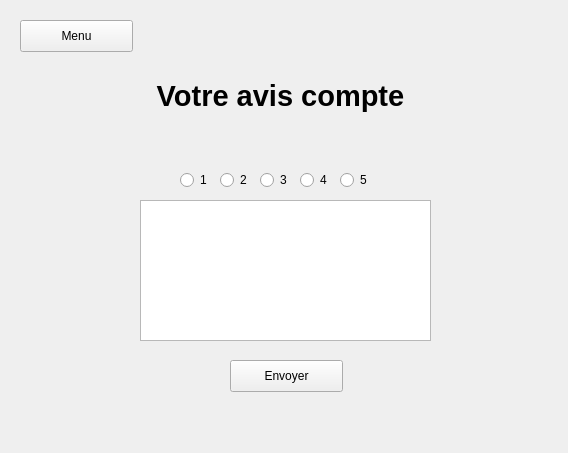
Old version of the form fenetreavis.ui in the repository TitiCrou/TAC.
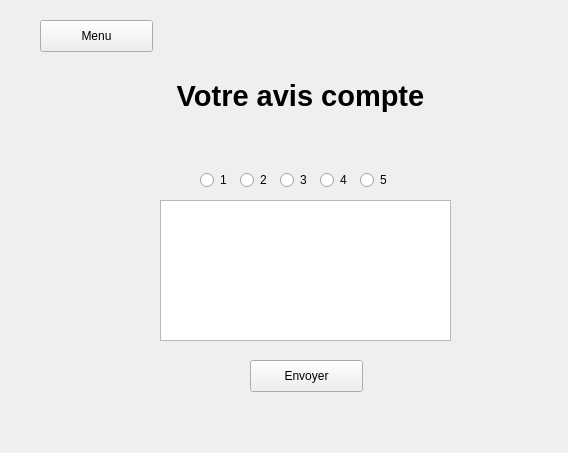
New version of the form.

Diff of the .ui file:
```diff
--- a/fenetreavis.ui
+++ b/fenetreavis.ui
@@ -16,9 +16,9 @@
   <widget class="QWidget" name="centralWidget" native="true">
    <property name="geometry">
     <rect>
-     <x>10</x>
+     <x>30</x>
      <y>10</y>
-     <width>551</width>
+     <width>521</width>
      <height>431</height>
     </rect>
    </property>
```
